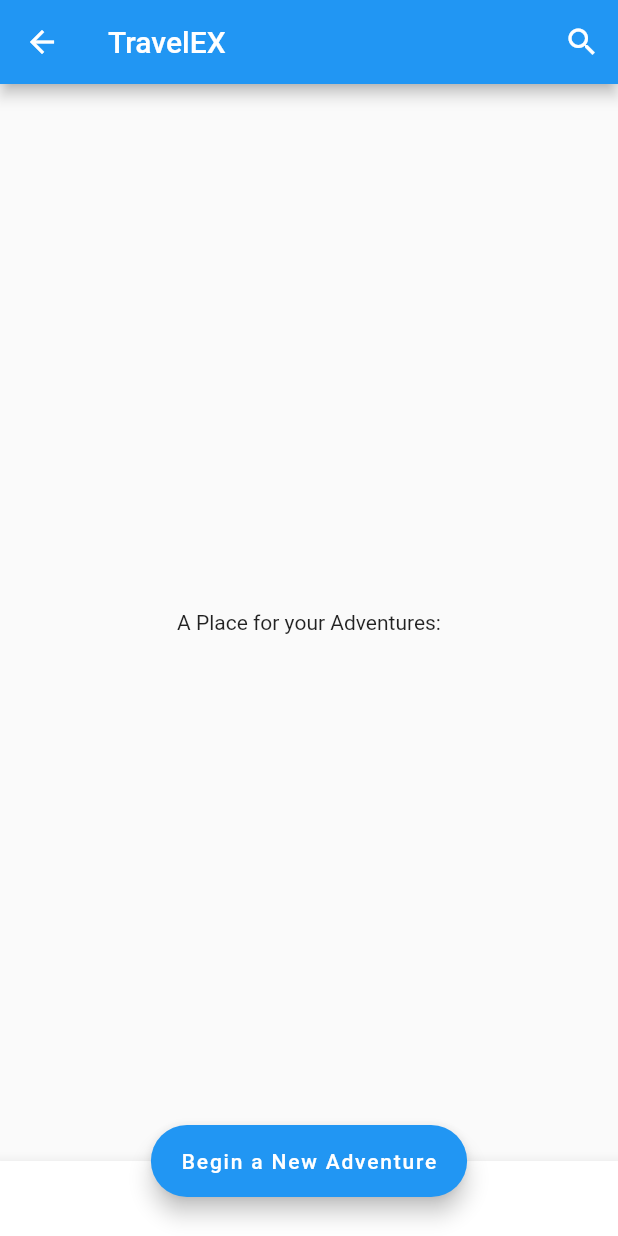
After one commit to AgnellusX1/TravelEX, a Flutter app: the screen it shows after launch, after a tap on "Login", on a phone screen of 412 x 824 dp. The commit adds this screen. Run offline on Flutter 3.47's test engine with Material 2 defaults, Android fonts, the phone set to English and light mode, and no system bars.

Commit message:
ADDED: Basic App Structure

```diff
--- /dev/null
+++ b/lib/screens/home.dart
@@ -0,0 +1,58 @@
+import 'package:flutter/material.dart';
+import 'package:travel_ex/screens/add.dart';
+
+class Home extends StatelessWidget {
+  @override
+  Widget build(BuildContext context) {
+    return Container(
+      child: Scaffold(
+        appBar: AppBar(
+
+          actions:<Widget> [
+            IconButton(
+              icon: Icon(Icons.search,
+                color: Colors.white,),
+            )
+          ],
+          title: Text("TravelEX"),
+        ),
+        body: Center(
+
+          child: Column(
+
+            mainAxisAlignment: MainAxisAlignment.center,
+            children: <Widget>[
+              Text(
+                'A Place for your Adventures:',
+              ),
+            ],
+          ),
+        ),
+
+        bottomNavigationBar: BottomAppBar(
+          child: Container(
+            height: 50.0,
+          ),
+        ),
+        floatingActionButton: FloatingActionButton.extended(
+          onPressed: (){
+            Navigator.push(context, MaterialPageRoute(builder: (context) =>Add()),
+            );
+          },
+          label: Text('Begin a New Adventure'),
+          tooltip: 'Add a New Adventure',
+        ),
+        floatingActionButtonLocation: FloatingActionButtonLocation.centerDocked,// This trailing comma makes auto-formatting nicer for build methods.
+      ),
+    );
+  }
+}
+
+//TODO:
+//
+// Design: Design the List here that would show saved Adventures
+//         Design the Skeleton card/Container that will be used to fill the list
+//
+// Implementation: Implement the list
+//           Connect the System to the SQLLite DB
+//           Implement the card view in a way that it would fetch each Adventure
--- /dev/null
+++ b/lib/screens/signIn.dart
@@ -0,0 +1,50 @@
+import 'package:flutter/material.dart';
+import 'package:travel_ex/screens/home.dart';
+
+class SignIn extends StatefulWidget {
+  @override
+  _SignInState createState() => _SignInState();
+}
+class _SignInState extends State<SignIn> {
+  @override
+  Widget build(BuildContext context) {
+    return Container(
+      child: Scaffold(
+        backgroundColor: Colors.blue,
+        body: Center(
+          child: Column(
+            mainAxisAlignment: MainAxisAlignment.center,
+            children: <Widget>[
+              Text(
+                'Sign In',
+                style: TextStyle(
+                  color: Colors.white,
+                  fontFamily: 'OpenSans',
+                  fontSize: 30.0,
+                  fontWeight: FontWeight.bold,
+                ),
+              )
+            ],
+          ),
+        ),
+        floatingActionButton: FloatingActionButton.extended(
+          label: Text('Login'),
+          backgroundColor: Colors.lightBlue,
+          onPressed: (){
+            Navigator.push(context, MaterialPageRoute(builder: (context) =>Home()),
+            );
+          },
+        ),
+
+        floatingActionButtonLocation: FloatingActionButtonLocation.centerFloat,
+      ),
+    );
+  }
+}
+
+//TODO:
+// Design: Need to Design the Id and pass Fields
+//         Need to Design The Login Page, with the Buttons to Login Via Google, FB,etc
+//
+// Implementation: Need to make sure the user can't go back on login Screen, unless he logs out
+//         Add Need to Integrate Firebase Auth to for Email, as well as Social Media
--- /dev/null
+++ b/lib/services/wrapper.dart
@@ -0,0 +1,10 @@
+import 'package:flutter/material.dart';
+import 'file:///F:/Academics/Projects/Android/travel_ex/lib/screens/home.dart';
+import 'package:travel_ex/screens/signIn.dart';
+
+class Wrapper extends StatelessWidget {
+  @override
+  Widget build(BuildContext context) {
+    return SignIn();
+  }
+}
```
Also changed, not shown: lib/main.dart (+2 -135 lines), lib/mainbkp.dart (added, +413 -0 lines), lib/screens/add.dart (added, +31 -0 lines).
